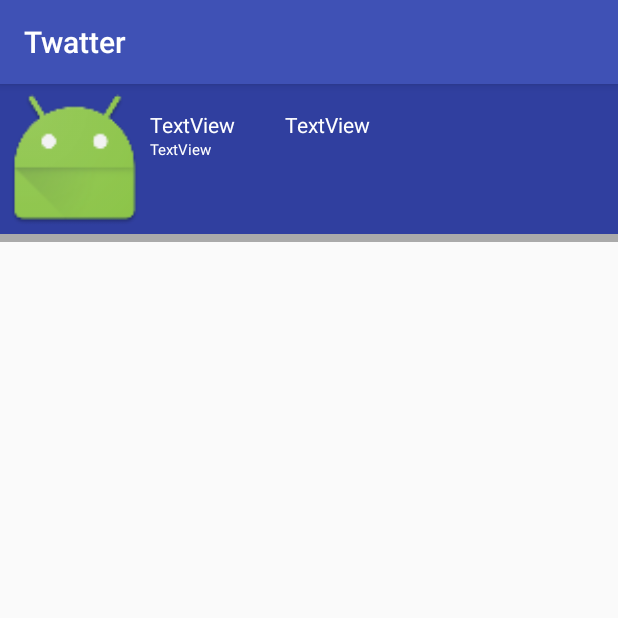
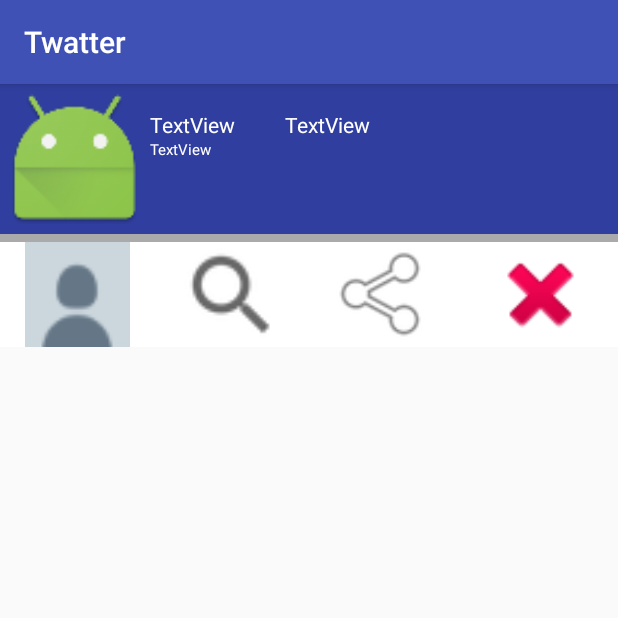
Before and after one commit to ShiniYami/Network-Services, an Android app: the TwatterActivity screen opened directly, with no data from a screen before it, on a phone screen of 412 x 824 dp, the top half of it. Run offline under Robolectric (Android 15) with nearby library versions, the phone set to English and light mode, and no system bars; libraries missing offline, so code that uses them is left out: com.github.scribejava.apis, com.github.scribejava.core; 11 statements that could not run were skipped.

Commit message:
made a menu at the bottom, now you can go to other peoples profiles by tapping their image, the blank user icon in the bottommenu makes it go back to your own profile.

```diff
--- a/app/src/main/java/com/example/william/twatter/TweetListFragment.java
+++ b/app/src/main/java/com/example/william/twatter/TweetListFragment.java
@@ -10,9 +10,11 @@ import android.view.LayoutInflater;
 import android.view.View;
 import android.view.ViewGroup;
 import android.widget.AdapterView;
+import android.widget.ImageView;
 import android.widget.ListView;
 
 import com.example.william.twatter.TwitterInfo.Tweet;
+import com.example.william.twatter.TwitterInfo.User;
 
 import java.util.ArrayList;
 
@@ -25,39 +27,69 @@ public class TweetListFragment extends Fragment {
     TweetDataModel model = TweetDataModel.getInstance();
     OAuthHandler handler = OAuthHandler.getInstance();
 
-    ListView lv ;
+    ListView lv;
     TweetListAdapter adapt;
+    ImageView button1;
+    ImageView button2;
+    ImageView button3;
+    ImageView button4;
 
-    ArrayList<Tweet>tweets;
+    ArrayList<Tweet> tweets;
 
-    public interface itemClicked{
+    public interface itemClicked {
         public void click(int position);
     }
+
     itemClicked listener;
+
     @Override
     public void onAttach(Activity activity) {
         super.onAttach(activity);
-        try{
+        try {
             listener = (itemClicked) activity;
-        }
-        catch(ClassCastException ccex){
-            throw new ClassCastException(activity + "Must be implemented") ;
+        } catch (ClassCastException ccex) {
+            throw new ClassCastException(activity + "Must be implemented");
         }
     }
 
     @Nullable
     @Override
     public View onCreateView(final LayoutInflater inflater, @Nullable ViewGroup container, Bundle savedInstanceState) {
-        View rootView = inflater.inflate(R.layout.fragment_tweet_list,container);//false means it won't be attached to the rootView by itself, because android will already do that for me
+        View rootView = inflater.inflate(R.layout.fragment_tweet_list, container);//false means it won't be attached to the rootView by itself, because android will already do that for me
+
         lv = (ListView) rootView.findViewById(R.id.tweetList);
+        button1 = (ImageView) rootView.findViewById(R.id.ImageView1);
+        button2 = (ImageView) rootView.findViewById(R.id.ImageView2);
+        button3 = (ImageView) rootView.findViewById(R.id.ImageView3);
+        button4 = (ImageView) rootView.findViewById(R.id.ImageView4);
+
         tweets = model.getTweets();
-        adapt = new TweetListAdapter(getActivity(),R.layout.tweet_list_item,tweets);
+        adapt = new TweetListAdapter(getActivity(), R.layout.tweet_list_item, tweets);
         lv.setAdapter(adapt);
-        lv.setOnItemClickListener(new AdapterView.OnItemClickListener() {
+
+
+        button1.setOnClickListener(new View.OnClickListener() {
             @Override
-            public void onItemClick(AdapterView<?> parent, View view, int position, long id) {
-                listener.click(position);
-
+            public void onClick(View v) {
+                listener.click(1);
+            }
+        });
+        button2.setOnClickListener(new View.OnClickListener() {
+            @Override
+            public void onClick(View v) {
+                listener.click(2);
+            }
+        });
+        button3.setOnClickListener(new View.OnClickListener() {
+            @Override
+            public void onClick(View v) {
+                listener.click(3);
+            }
+        });
+        button4.setOnClickListener(new View.OnClickListener() {
+            @Override
+            public void onClick(View v) {
+                listener.click(4);
             }
         });
 
@@ -65,5 +97,8 @@ public class TweetListFragment extends Fragment {
     }
 
 
+    public void refreshListView(){
+        adapt.notifyDataSetChanged();
+    }
 
 }
--- a/app/src/main/res/layout/activity_twatter.xml
+++ b/app/src/main/res/layout/activity_twatter.xml
@@ -10,10 +10,7 @@
     <RelativeLayout
         android:id="@+id/container1"
         android:layout_width="match_parent"
-        android:layout_height="match_parent"
-        android:layout_gravity="bottom"><![CDATA[>
-
-        ]]>
+        android:layout_height="match_parent">
 
         <fragment
             android:id="@+id/listfrag"
@@ -21,12 +18,10 @@
             android:layout_width="wrap_content"
             android:layout_height="wrap_content"
             android:layout_below="@+id/border"
-            android:layout_gravity="bottom"
-            tools:layout="@layout/fragment_tweet_list"
-            android:layout_alignParentBottom="true"
-            android:layout_alignParentStart="true">
+            tools:layout="@layout/fragment_tweet_list">
 
         </fragment>
+
         <RelativeLayout
             android:id="@+id/relativeLayout"
             android:layout_width="match_parent"
@@ -47,12 +42,12 @@
                 android:id="@+id/descriptionHolder"
                 android:layout_width="wrap_content"
                 android:layout_height="wrap_content"
-                android:text="TextView"
                 android:layout_alignBaseline="@+id/nameHolder"
                 android:layout_alignBottom="@+id/nameHolder"
+                android:layout_marginStart="33dp"
                 android:layout_toEndOf="@+id/nameHolder"
-                android:layout_marginStart="33dp"
-                android:textColor="@android:color/white"/>
+                android:text="TextView"
+                android:textColor="@android:color/white" />
 
             <TextView
                 android:id="@+id/tagHolder"
@@ -61,27 +56,32 @@
                 android:layout_alignStart="@+id/nameHolder"
                 android:layout_below="@+id/nameHolder"
                 android:text="TextView"
-                android:textSize="10sp"
-                android:textColor="@android:color/white"/>
+                android:textColor="@android:color/white"
+                android:textSize="10sp" />
 
             <TextView
                 android:id="@+id/nameHolder"
                 android:layout_width="wrap_content"
                 android:layout_height="wrap_content"
+                android:layout_alignParentTop="true"
                 android:layout_marginTop="17dp"
+                android:layout_toEndOf="@+id/imageView"
                 android:text="TextView"
-                android:layout_alignParentTop="true"
-                android:layout_toEndOf="@+id/imageView"
-                android:textColor="@android:color/white"/>
+                android:textColor="@android:color/white" />
         </RelativeLayout>
+
         <TextView
             android:id="@+id/border"
             android:layout_width="match_parent"
             android:layout_height="5dp"
-            android:background="@android:color/darker_gray"
-            android:layout_below="@+id/relativeLayout"/>
+            android:layout_below="@+id/relativeLayout"
+            android:background="@android:color/darker_gray" />
+
+
     </RelativeLayout>
 
 
 
+
+
 </RelativeLayout>
--- a/app/src/main/res/layout/fragment_tweet_list.xml
+++ b/app/src/main/res/layout/fragment_tweet_list.xml
@@ -1,10 +1,59 @@
 <?xml version="1.0" encoding="utf-8"?>
 <LinearLayout xmlns:android="http://schemas.android.com/apk/res/android"
-    android:orientation="vertical" android:layout_width="match_parent"
-    android:layout_height="match_parent">
+    xmlns:app="http://schemas.android.com/apk/res-auto"
+    android:orientation="vertical"
+    android:layout_width="match_parent"
+    android:layout_height="match_parent"
+    >
 
     <ListView
         android:id="@+id/tweetList"
         android:layout_width="match_parent"
-        android:layout_height="match_parent" />
+        android:layout_height="wrap_content"
+        android:layout_weight="80"
+         />
+
+    <LinearLayout
+        android:id="@+id/linearLayout"
+        android:layout_width="match_parent"
+        android:layout_height="70dp"
+        android:layout_alignParentTop="true"
+        android:layout_below="@+id/tweetList"
+        android:layout_centerHorizontal="true"
+
+        android:background="@android:color/white"
+        android:gravity="bottom">
+
+        <ImageView
+            android:id="@+id/ImageView1"
+            android:layout_width="0dp"
+            android:layout_height="match_parent"
+            android:layout_weight="1"
+
+            app:srcCompat="@mipmap/default_profile_normal" />
+
+        <ImageView
+            android:id="@+id/ImageView2"
+            android:layout_width="0dp"
+            android:layout_height="match_parent"
+            android:layout_weight="1"
+
+            app:srcCompat="?android:attr/actionModeWebSearchDrawable" />
+
+        <ImageView
+            android:id="@+id/ImageView3"
+            android:layout_width="0dp"
+            android:layout_height="match_parent"
+
+            android:layout_weight="1"
+            app:srcCompat="@android:drawable/ic_menu_share" />
+
+        <ImageView
+            android:id="@+id/ImageView4"
+            android:layout_width="0dp"
+            android:layout_height="match_parent"
+            android:layout_weight="1"
+
+            app:srcCompat="@android:drawable/ic_delete" />
+    </LinearLayout>
 </LinearLayout>
--- a/app/src/main/res/layout/tweet_list_item.xml
+++ b/app/src/main/res/layout/tweet_list_item.xml
@@ -22,7 +22,7 @@
         android:layout_alignStart="@+id/authorName"
         android:layout_marginTop="12dp" />
 
-    <ImageButton
+    <ImageView
         android:id="@+id/profile_img"
         android:layout_width="80dp"
         android:layout_height="80dp"
```
Also changed, not shown: app/src/main/java/com/example/william/twatter/TwatterActivity.java (+45 -19 lines), app/src/main/java/com/example/william/twatter/TweetDataModel.java (+28 -8 lines), app/src/main/java/com/example/william/twatter/TweetListAdapter.java (+20 -11 lines), app/src/main/java/com/example/william/twatter/TwitterInfo/User.java (+20 -0 lines), app/src/main/res/mipmap-xhdpi/default_profile_normal.png (added).
